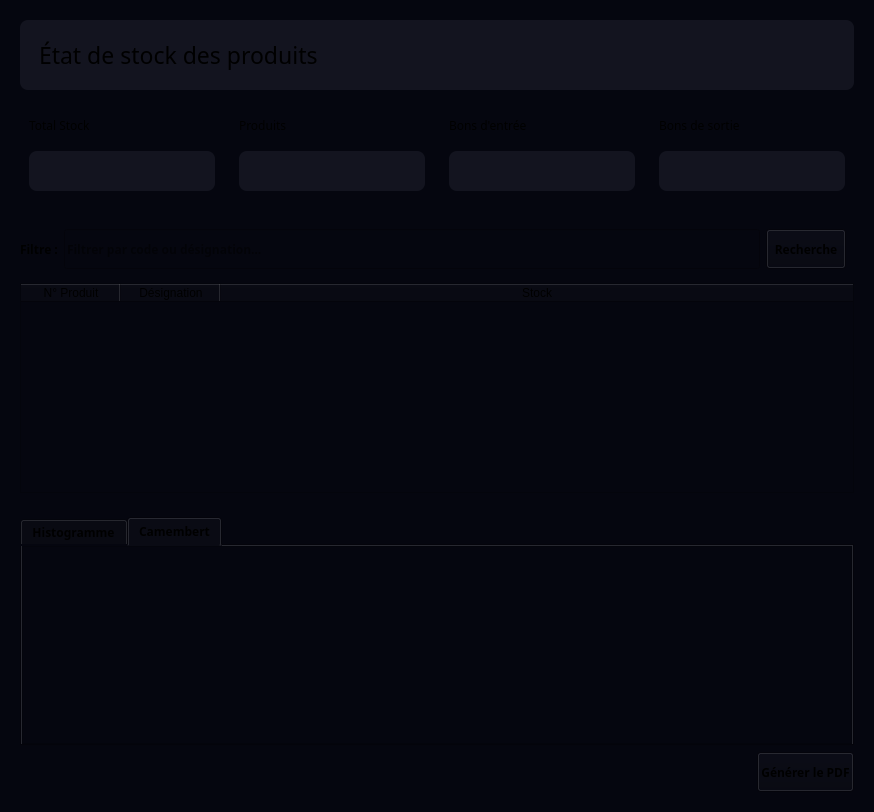
First picture: the form in interface/stock_widget.ui, repository miranto-andria/stock-it, before the edit.
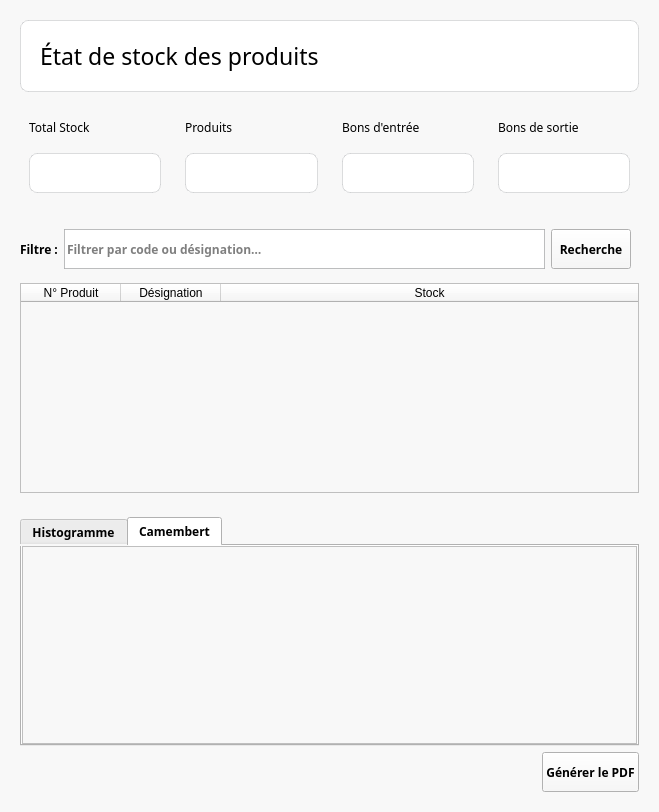
Second picture: the form after the edit. Custom widgets are drawn as their Qt base class.

Commit message: style : restyliser toute la fenetre

The edit to the form file:
```diff
--- a/interface/stock_widget.ui
+++ b/interface/stock_widget.ui
@@ -6,7 +6,7 @@
    <rect>
     <x>0</x>
     <y>0</y>
-    <width>874</width>
+    <width>659</width>
     <height>808</height>
    </rect>
   </property>
@@ -22,7 +22,7 @@
   <property name="styleSheet">
    <string notr="true">* {
     font-family: &quot;Montserrat&quot;;
-    background-color: #05060f;
+    background-color: #f8f8f8;
 }
 
 </string>
@@ -53,9 +53,10 @@
        <widget class="QFrame" name="cardHeader">
         <property name="styleSheet">
          <string notr="true">#cardHeader{
-background-color: #13141F;
+background-color: #fff;
 border-radius:8px;
 padding: 10px;
+border : 1px solid rgba(171, 173, 174, 40%);
 }</string>
         </property>
         <property name="frameShape">
@@ -114,6 +115,9 @@
            </item>
            <item>
             <widget class="QLabel" name="textTotalStock">
+             <property name="styleSheet">
+              <string notr="true">background-color : #fff;border : 1px solid rgba(171, 173, 174, 40%);</string>
+             </property>
              <property name="text">
               <string/>
              </property>
@@ -151,6 +155,9 @@
            </item>
            <item>
             <widget class="QLabel" name="textTotalProduct">
+             <property name="styleSheet">
+              <string notr="true">background-color : #fff;border : 1px solid rgba(171, 173, 174, 40%);</string>
+             </property>
              <property name="text">
               <string/>
              </property>
@@ -188,6 +195,9 @@
            </item>
            <item>
             <widget class="QLabel" name="textTotalBondeEntree">
+             <property name="styleSheet">
+              <string notr="true">background-color : #fff;border : 1px solid rgba(171, 173, 174, 40%);</string>
+             </property>
              <property name="text">
               <string/>
              </property>
@@ -225,6 +235,9 @@
            </item>
            <item>
             <widget class="QLabel" name="textTotalBondeSortie">
+             <property name="styleSheet">
+              <string notr="true">background-color : #fff;border : 1px solid rgba(171, 173, 174, 40%);</string>
+             </property>
              <property name="text">
               <string/>
              </property>
@@ -276,6 +289,9 @@
             <height>40</height>
            </size>
           </property>
+          <property name="styleSheet">
+           <string notr="true">border : 1px solid rgba(171, 173, 174, 80%); background-color : #fff;</string>
+          </property>
           <property name="placeholderText">
            <string>Filtrer par code ou désignation…</string>
           </property>
```
The commit also changes 9 other files.
